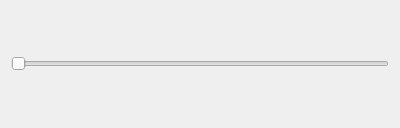
Qt form mearmwidget.ui (wedesoft/arduino-mearm) before a commit.
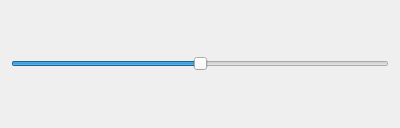
The same form after that commit.

Commit message: Changed minimum value of slider

The edit to the form file:
```diff
--- a/mearmwidget.ui
+++ b/mearmwidget.ui
@@ -16,6 +16,12 @@
   <layout class="QVBoxLayout" name="verticalLayout">
    <item>
     <widget class="QSlider" name="baseSlider">
+     <property name="minimum">
+      <number>-90</number>
+     </property>
+     <property name="maximum">
+      <number>90</number>
+     </property>
      <property name="orientation">
       <enum>Qt::Horizontal</enum>
      </property>
```
